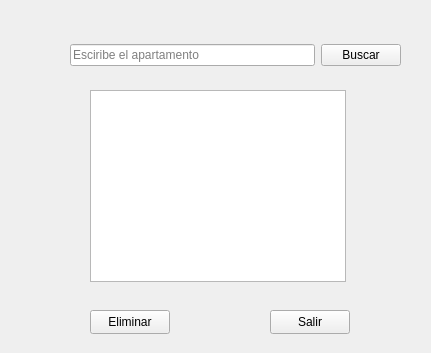
The window that Avance/Inicio_sesion/buscaraparta.ui (JosueC07183/ProyectoIE0217) describes before a commit, drawn with Qt 5.
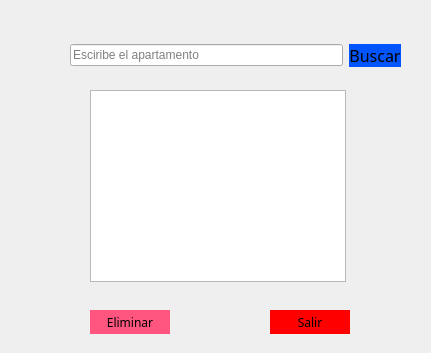
The same window after the commit.

What changed in the file:
```diff
--- a/Avance/Inicio_sesion/buscaraparta.ui
+++ b/Avance/Inicio_sesion/buscaraparta.ui
@@ -32,6 +32,19 @@
      <height>24</height>
     </rect>
    </property>
+   <property name="font">
+    <font>
+     <family>Lobster Two</family>
+    </font>
+   </property>
+   <property name="styleSheet">
+    <string notr="true">QPushButton
+{
+background-color:rgb(255, 85, 127);
+color:black;
+border:circular
+}</string>
+   </property>
    <property name="text">
     <string>Eliminar</string>
    </property>
@@ -45,11 +58,24 @@
      <height>24</height>
     </rect>
    </property>
+   <property name="font">
+    <font>
+     <family>Lobster Two</family>
+    </font>
+   </property>
+   <property name="styleSheet">
+    <string notr="true">QPushButton
+{
+background-color:rgb(255, 0, 0);
+color:black;
+border:circular
+}</string>
+   </property>
    <property name="text">
     <string>Salir</string>
    </property>
   </widget>
-  <widget class="QWidget" name="">
+  <widget class="QWidget" name="layoutWidget">
    <property name="geometry">
     <rect>
      <x>70</x>
@@ -68,6 +94,20 @@
     </item>
     <item>
      <widget class="QPushButton" name="pushButton">
+      <property name="font">
+       <font>
+        <family>Lobster Two</family>
+        <pointsize>12</pointsize>
+       </font>
+      </property>
+      <property name="styleSheet">
+       <string notr="true">QPushButton
+{
+background-color:rgb(0, 85, 255);
+color:black;
+border:circular
+}</string>
+      </property>
       <property name="text">
        <string>Buscar</string>
       </property>
```
